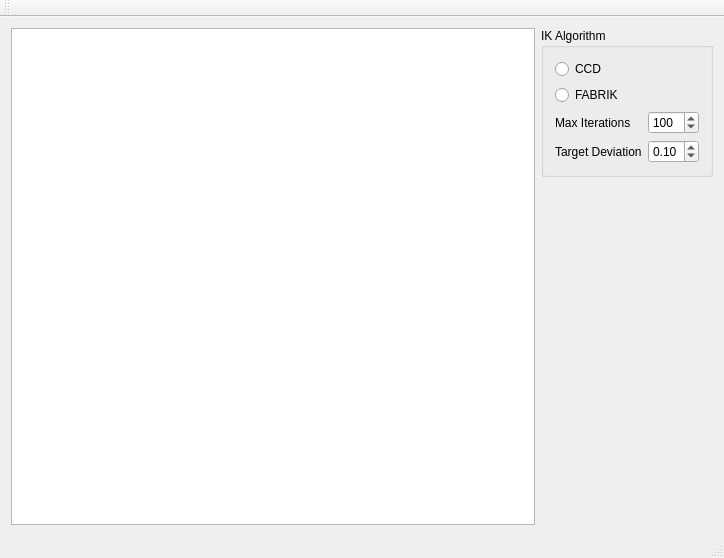
Old version of the form demos/ik_gui_demo/IKMainWindow.ui in the repository chFleschutz/inverse-kinematics-algorithms.
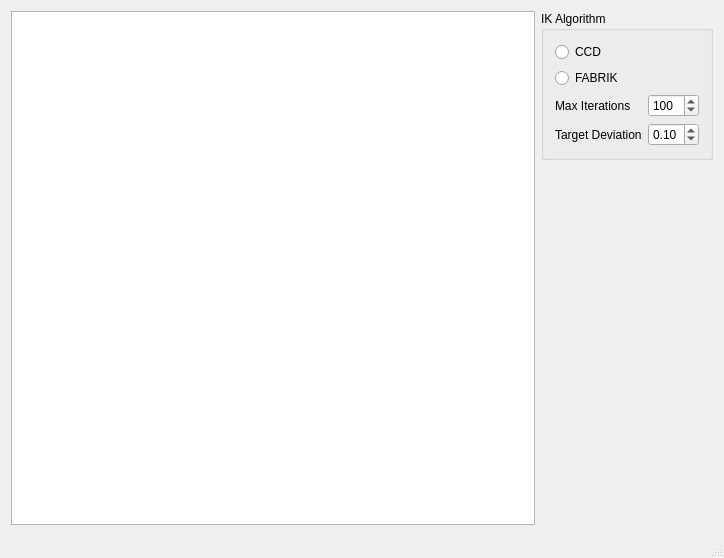
New version of the form.

Commit message: Remove toolbar

The edit to the form file:
```diff
--- a/demos/ik_gui_demo/IKMainWindow.ui
+++ b/demos/ik_gui_demo/IKMainWindow.ui
@@ -103,14 +103,6 @@
     </rect>
    </property>
   </widget>
-  <widget class="QToolBar" name="mainToolBar">
-   <attribute name="toolBarArea">
-    <enum>TopToolBarArea</enum>
-   </attribute>
-   <attribute name="toolBarBreak">
-    <bool>false</bool>
-   </attribute>
-  </widget>
   <widget class="QStatusBar" name="statusBar"/>
  </widget>
  <layoutdefault spacing="6" margin="11"/>
```
